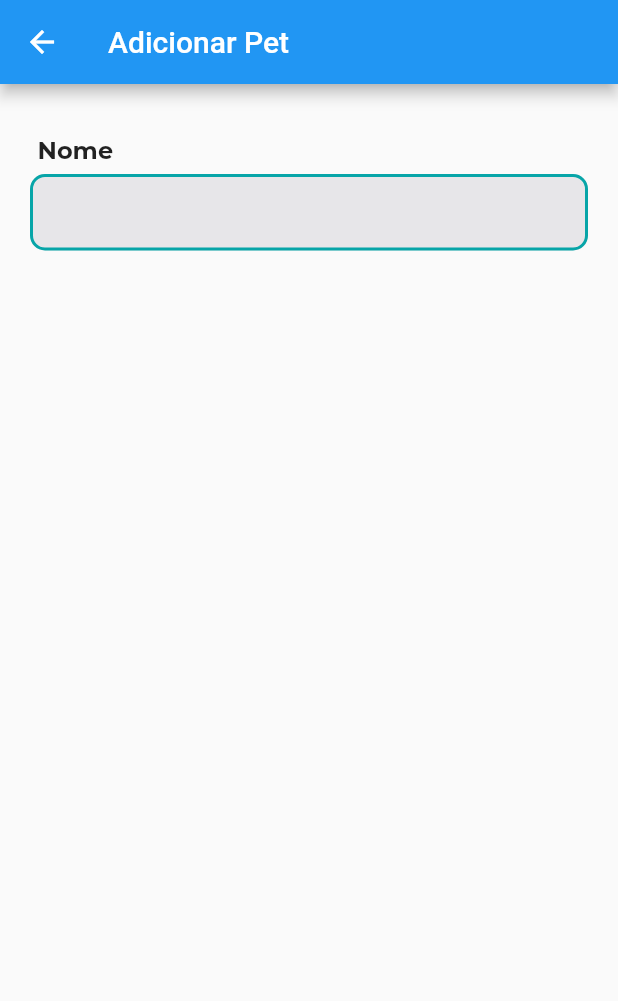
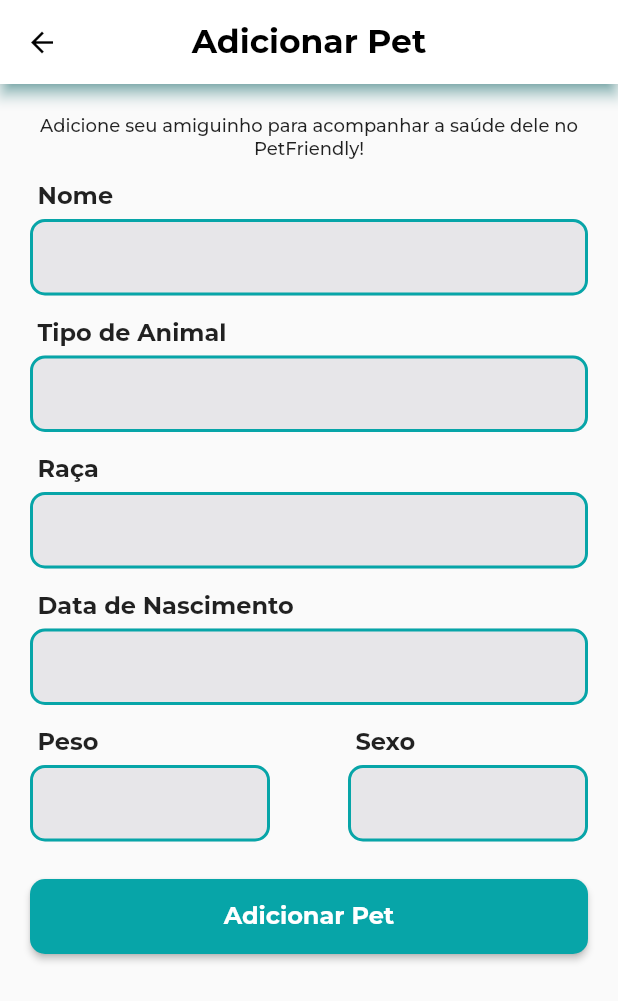
Before and after one commit to flaviont12/petfriendly, a Flutter app: the MyPets screen opened by its route, after a tap on the "add" icon, on a phone screen of 412 x 824 dp. Shown: the top 1001 px of the screen. Run offline on Flutter 3.47's test engine with Material 2 defaults, Android fonts, the phone set to English and light mode, and no system bars; our stand-ins replace community_material_icon, firebase_auth, firebase_core, sqflite; accounts and stored records are empty; project files that could hold a hidden picture were left out.

Commit message:
seviço de cadastro de pets em local storage

```diff
--- a/lib/services/crud/pets_service.dart
+++ b/lib/services/crud/pets_service.dart
@@ -12,10 +12,16 @@ class PetsService {
   List<DatabasePet> _pets = [];
 
   static final PetsService _shared = PetsService._sharedInstance();
-  PetsService._sharedInstance();
+  PetsService._sharedInstance() {
+    _petsStreamController = StreamController<List<DatabasePet>>.broadcast(
+      onListen: () {
+        _petsStreamController.sink.add(_pets);
+      },
+    );
+  }
   factory PetsService() => _shared;
 
-  final _petsStreamController = StreamController<List<DatabasePet>>.broadcast();
+  late final StreamController<List<DatabasePet>> _petsStreamController;
 
   Stream<List<DatabasePet>> get allPets => _petsStreamController.stream;
 
--- a/lib/view/bottom_bar_view.dart
+++ b/lib/view/bottom_bar_view.dart
@@ -10,7 +10,6 @@ class BottomBar extends StatefulWidget {
 }
 
 class _BottomBarState extends State<BottomBar> {
-
   int index = 0;
   static final List<Widget> _screenOptions = <Widget>[
     HomePage(),
@@ -18,6 +17,7 @@ class _BottomBarState extends State<BottomBar> {
     const Text("Calendario"),
     const Text("Menu"),
   ];
+
   @override
   Widget build(BuildContext context) {
     return Scaffold(
@@ -32,7 +32,7 @@ class _BottomBarState extends State<BottomBar> {
           backgroundColor: Color(0xFFE7E6E9),
           selectedIndex: index,
           onDestinationSelected: (index) => setState(() => this.index = index),
-          destinations: [
+          destinations: const [
             NavigationDestination(
                 icon: Icon(Icons.home_outlined), label: "Home"),
             NavigationDestination(icon: Icon(Icons.pets), label: "Meus Pets"),
--- a/lib/view/pets/my_pets_list_view.dart
+++ b/lib/view/pets/my_pets_list_view.dart
@@ -1,3 +1,5 @@
+import 'dart:developer';
+
 import 'package:flutter/material.dart';
 import 'package:petfriendly/constants/routes.dart';
 import 'package:petfriendly/models/pet.dart';
@@ -19,12 +21,6 @@ class _MyPetsState extends State<MyPets> {
   void initState() {
     _petsService = PetsService();
     super.initState();
-  }
-
-  @override
-  void dispose() {
-    _petsService.close();
-    super.dispose();
   }
 
   @override
@@ -51,23 +47,29 @@ class _MyPetsState extends State<MyPets> {
               )),
         ],
       ),
-      body: FutureBuilder(
-        future: _petsService.getOrCreateUser(email: userEmail),
+      body: StreamBuilder(
+        stream: _petsService.allPets,
         builder: (context, snapshot) {
           switch (snapshot.connectionState) {
-            case ConnectionState.done:
-              return StreamBuilder(
-                stream: _petsService.allPets,
-                builder: (context, snapshot) {
-                  switch (snapshot.connectionState) {
-                    case ConnectionState.waiting:
-                    case ConnectionState.active:
-                      return const Text("Aguardando por todos os pets...");
-                    default:
-                      return const CircularProgressIndicator();
-                  }
-                },
-              );
+            case ConnectionState.waiting:
+            case ConnectionState.active:
+              if (snapshot.hasData) {
+                final allPets = snapshot.data as List<DatabasePet>;
+
+                return ListView.builder(
+                  itemCount: allPets.length,
+                  itemBuilder: (context, index) {
+                    log(allPets.length.toString());
+                    final pet = allPets[index];
+                    return ListTile(
+                      title: Container(
+                          color: Color(0xFF07A5A8), child: Text(pet.nome)),
+                    );
+                  },
+                );
+              } else {
+                return CircularProgressIndicator();
+              }
             default:
               return const CircularProgressIndicator();
           }
--- a/lib/view/pets/new_pet_view.dart
+++ b/lib/view/pets/new_pet_view.dart
@@ -1,6 +1,8 @@
 import 'package:flutter/material.dart';
+import 'package:petfriendly/constants/routes.dart';
 import 'package:petfriendly/services/auth/auth_service.dart';
 import 'package:petfriendly/services/crud/pets_service.dart';
+import 'package:petfriendly/widgets/button_register_save.dart';
 
 import '../../widgets/textField_component.dart';
 
@@ -12,7 +14,6 @@ class NewPetView extends StatefulWidget {
 }
 
 class _NewPetViewState extends State<NewPetView> {
-
   DatabasePet? _pet;
   late final PetsService _petsService;
   late final TextEditingController _nomeController;
@@ -22,7 +23,8 @@ class _NewPetViewState extends State<NewPetView> {
   late final TextEditingController _sexoController;
   late final TextEditingController _pesoController;
 
-  @override void initState() {
+  @override
+  void initState() {
     _petsService = PetsService();
     _nomeController = TextEditingController();
     _tipoController = TextEditingController();
@@ -44,12 +46,35 @@ class _NewPetViewState extends State<NewPetView> {
     final dataNascimento = _dataNascimentoController.text;
     final sexo = _sexoController.text;
     final peso = int.parse(_pesoController.text);
-    await _petsService.updatePet(pet: pet, nome: nome, tipo: tipo, raca: raca, dataNascimento: dataNascimento, sexo: sexo, peso: peso,);
+    await _petsService.updatePet(
+      pet: pet,
+      nome: nome,
+      tipo: tipo,
+      raca: raca,
+      dataNascimento: dataNascimento,
+      sexo: sexo,
+      peso: peso,
+    );
   }
 
   void _setupTextControllerListener() async {
     _nomeController.removeListener(_textControllerListener);
-    _nomeController.removeListener(_textControllerListener);
+    _nomeController.addListener(_textControllerListener);
+
+    _tipoController.removeListener(_textControllerListener);
+    _tipoController.addListener(_textControllerListener);
+
+    _racaController.removeListener(_textControllerListener);
+    _racaController.addListener(_textControllerListener);
+
+    _dataNascimentoController.removeListener(_textControllerListener);
+    _dataNascimentoController.addListener(_textControllerListener);
+
+    _sexoController.removeListener(_textControllerListener);
+    _sexoController.addListener(_textControllerListener);
+
+    _pesoController.removeListener(_textControllerListener);
+    _pesoController.addListener(_textControllerListener);
   }
 
   Future<DatabasePet> createNewPet() async {
@@ -79,8 +104,17 @@ class _NewPetViewState extends State<NewPetView> {
     final sexo = _sexoController.text;
     final peso = int.parse(_pesoController.text);
     if (pet != null && nome.isNotEmpty) {
-      await _petsService.updatePet(pet: pet, nome: nome, tipo: tipo, raca: raca, dataNascimento: dataNascimento, sexo: sexo, peso: peso,);
+      await _petsService.updatePet(
+        pet: pet,
+        nome: nome,
+        tipo: tipo,
+        raca: raca,
+        dataNascimento: dataNascimento,
+        sexo: sexo,
+        peso: peso,
+      );
     }
+    Navigator.of(context).pushNamed(myPetsRoute);
   }
 
   @override
@@ -99,7 +133,18 @@ class _NewPetViewState extends State<NewPetView> {
   Widget build(BuildContext context) {
     return Scaffold(
         appBar: AppBar(
-        title: const Text("Adicionar Pet"),
+          iconTheme: const IconThemeData(color: Colors.black, size: 22,),
+          title: const Text(
+            "Adicionar Pet",
+            style: TextStyle(
+                color: Colors.black,
+                fontFamily: 'Montserrat',
+                fontSize: 22,
+                fontWeight: FontWeight.bold),
+          ),
+          centerTitle: true,
+          backgroundColor: Colors.white,
+          shadowColor: Color(0xFF07A5A8),
         ),
         body: FutureBuilder(
           future: createNewPet(),
@@ -113,7 +158,36 @@ class _NewPetViewState extends State<NewPetView> {
                     padding: EdgeInsets.fromLTRB(20, 100 * 0.2, 20, 0),
                     child: Column(
                       children: [
+                        const Text(
+                          "Adicione seu amiguinho para acompanhar a saúde dele no PetFriendly!",
+                          textAlign: TextAlign.center,
+                          style: TextStyle(
+                              fontFamily: 'Montserrat',
+                              fontSize: 12,
+                              fontWeight: FontWeight.w500),
+                        ),
                         reusableTextField("Nome", false, _nomeController),
+                        reusableTextField(
+                            "Tipo de Animal", false, _tipoController),
+                        reusableTextField("Raça", false, _racaController),
+                        reusableTextField("Data de Nascimento", false,
+                            _dataNascimentoController),
+                        // reusableTextField("Peso", false, _pesoController),
+                        // reusableTextField("Sexo", false, _sexoController),
+                        Row(
+                          mainAxisAlignment: MainAxisAlignment.spaceBetween,
+                          children: [
+                            SizedBox(
+                              width: 160,
+                              child: reusableTextField("Peso", false, _pesoController),
+                            ),
+                            SizedBox(
+                              width: 160,
+                              child: reusableTextField("Sexo", false, _sexoController),
+                            )
+                          ],
+                        ),
+                        BtnCadastrar(func: _savePetIfNomeNotEmpty, text: "Adicionar Pet")
                       ],
                     ),
                   ),
@@ -122,7 +196,6 @@ class _NewPetViewState extends State<NewPetView> {
                 return const CircularProgressIndicator();
             }
           },
-      )
-    );
+        ));
   }
 }
--- a/lib/widgets/button_register_save.dart
+++ b/lib/widgets/button_register_save.dart
@@ -1,13 +1,20 @@
 import 'package:flutter/material.dart';
 
-Padding btnCadastrar(String text){
+class BtnCadastrar extends StatelessWidget {
+  final Function() func;
+  final String text;
+
+  const BtnCadastrar({required this.func, required this.text});
+
+  @override
+  Widget build(BuildContext context) {
     return Padding(
       padding: const EdgeInsets.only(top: 25.0, bottom: 10.0),
       child: Row(
         children: [
           Expanded(
               child: ElevatedButton(
-                onPressed: () {},
+                  onPressed: func,
                   child: Text(text,
                       style: TextStyle(
                           color: Colors.white,
@@ -18,9 +25,9 @@ Padding btnCadastrar(String text){
                       primary: Color(0xFF07A5A8),
                       fixedSize: const Size(120.0, 50.0),
                       shape: RoundedRectangleBorder(
-                        borderRadius:
-                        BorderRadius.circular(10.0))))),
+                          borderRadius: BorderRadius.circular(10.0))))),
         ],
       ),
     );
   }
+}
```
Lines whose indentation alone changed are shown as unchanged.
